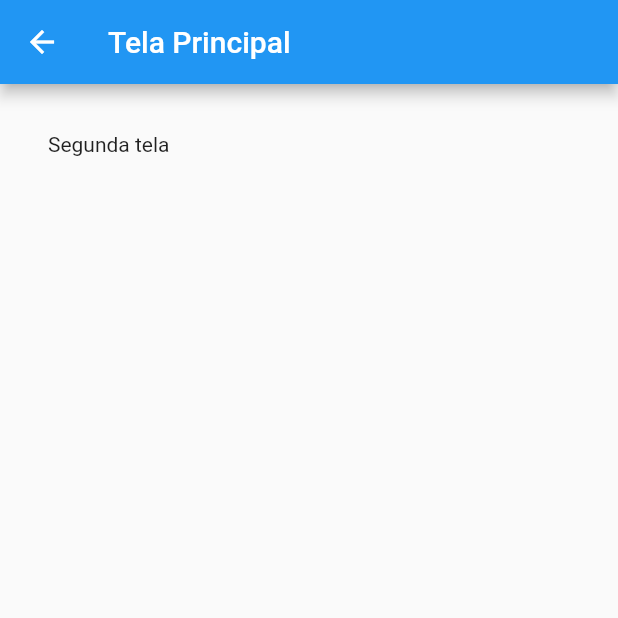
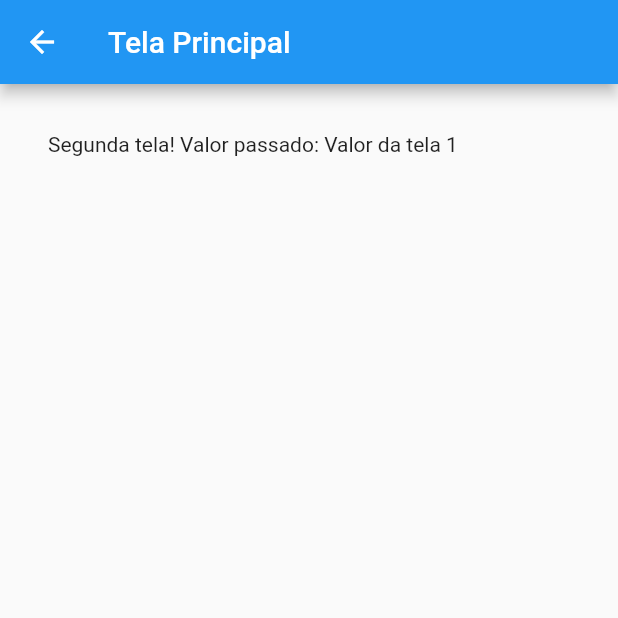
Before and after one commit to danilovalerio/navegacao_telas_flutter, a Flutter app: the screen it shows after launch, after a tap on "Ir para segunda tela", on a phone screen of 412 x 824 dp, the top half of it. Run offline on Flutter 3.47's test engine with Material 2 defaults, Android fonts, the phone set to English and light mode, and no system bars.

Commit message:
Passagem de parâmetro entre a navegação

```diff
--- a/lib/TelaSecundaria.dart
+++ b/lib/TelaSecundaria.dart
@@ -1,11 +1,21 @@
 import 'package:flutter/material.dart';
 
 class TelaSecundaria extends StatefulWidget {
+  //para uso no construtor
+  String valor;
+
+//  TelaSecundaria(this.valor);
+  //com chaves se torna opcional a passagem de parâmetro
+  TelaSecundaria({this.valor});
+
   @override
   _TelaSecundariaState createState() => _TelaSecundariaState();
 }
 
 class _TelaSecundariaState extends State<TelaSecundaria>{
+
+
+
   @override
   Widget build(BuildContext context) {
     return Scaffold(
@@ -17,7 +27,7 @@ class _TelaSecundariaState extends State<TelaSecundaria>{
         padding: EdgeInsets.all(32),
         child: Column(
           children: <Widget>[
-            Text("Segunda tela")
+            Text("Segunda tela! Valor passado: ${widget.valor}")
           ],
         ),
       ),
--- a/lib/main.dart
+++ b/lib/main.dart
@@ -4,6 +4,7 @@ import 'package:telas_navegacao_flutter_app/TelaSecundaria.dart';
 void main(){
   runApp(MaterialApp(
     home: TelaPrincipal(),
+    debugShowCheckedModeBanner: false,
   ));
 }
 
@@ -32,7 +33,7 @@ class _TelaPrincipalState extends State<TelaPrincipal>{
                 Navigator.push(
                     context,
                     MaterialPageRoute(
-                      builder: (context) => TelaSecundaria()
+                      builder: (context) => TelaSecundaria(valor: "Valor da tela 1")
                     ));
               },
 
```
